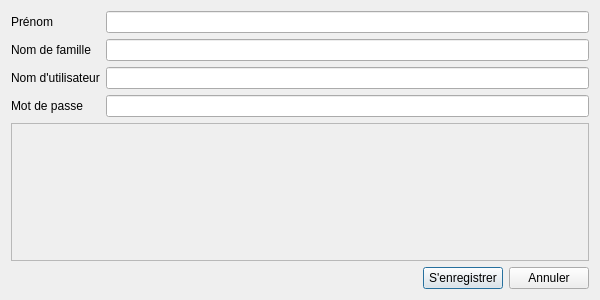
Qt form ui/sign-up.ui (jerome-diver/OC-openFoodFacts) before a commit.
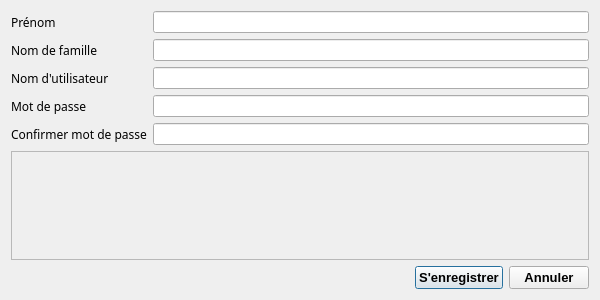
The same form after that commit. Icons and pictures are not drawn.

Patch:
```diff
--- a/ui/sign-up.ui
+++ b/ui/sign-up.ui
@@ -35,8 +35,33 @@
   <layout class="QVBoxLayout" name="verticalLayout">
    <item>
     <layout class="QGridLayout" name="gridLayout">
+     <item row="0" column="0">
+      <widget class="QLabel" name="label_nickname">
+       <property name="font">
+        <font>
+         <family>Ubuntu Condensed</family>
+         <pointsize>9</pointsize>
+        </font>
+       </property>
+       <property name="text">
+        <string>Prénom</string>
+       </property>
+      </widget>
+     </item>
+     <item row="0" column="1">
+      <widget class="QLineEdit" name="nickname"/>
+     </item>
+     <item row="3" column="1">
+      <widget class="QLineEdit" name="password"/>
+     </item>
      <item row="2" column="0">
       <widget class="QLabel" name="label_username">
+       <property name="font">
+        <font>
+         <family>Ubuntu Condensed</family>
+         <pointsize>9</pointsize>
+        </font>
+       </property>
        <property name="text">
         <string>Nom d'utilisateur</string>
        </property>
@@ -44,36 +69,51 @@
      </item>
      <item row="3" column="0">
       <widget class="QLabel" name="label_password">
+       <property name="font">
+        <font>
+         <family>Ubuntu Condensed</family>
+         <pointsize>9</pointsize>
+        </font>
+       </property>
        <property name="text">
         <string>Mot de passe</string>
        </property>
       </widget>
      </item>
-     <item row="0" column="0">
-      <widget class="QLabel" name="label_nickname">
-       <property name="text">
-        <string>Prénom</string>
-       </property>
-      </widget>
-     </item>
      <item row="1" column="0">
       <widget class="QLabel" name="label_familyname">
+       <property name="font">
+        <font>
+         <family>Ubuntu Condensed</family>
+         <pointsize>9</pointsize>
+        </font>
+       </property>
        <property name="text">
         <string>Nom de famille</string>
        </property>
       </widget>
      </item>
-     <item row="0" column="1">
-      <widget class="QLineEdit" name="nickname"/>
-     </item>
      <item row="1" column="1">
       <widget class="QLineEdit" name="familyname"/>
      </item>
      <item row="2" column="1">
       <widget class="QLineEdit" name="username"/>
      </item>
-     <item row="3" column="1">
-      <widget class="QLineEdit" name="password"/>
+     <item row="4" column="1">
+      <widget class="QLineEdit" name="passwd_confirm"/>
+     </item>
+     <item row="4" column="0">
+      <widget class="QLabel" name="label">
+       <property name="font">
+        <font>
+         <family>Ubuntu Condensed</family>
+         <pointsize>9</pointsize>
+        </font>
+       </property>
+       <property name="text">
+        <string>Confirmer mot de passe</string>
+       </property>
+      </widget>
      </item>
     </layout>
    </item>
@@ -136,6 +176,14 @@
      </item>
      <item>
       <widget class="QPushButton" name="record">
+       <property name="font">
+        <font>
+         <family>Ubuntu</family>
+         <pointsize>10</pointsize>
+         <weight>75</weight>
+         <bold>true</bold>
+        </font>
+       </property>
        <property name="text">
         <string>S'enregistrer</string>
        </property>
@@ -143,6 +191,14 @@
      </item>
      <item>
       <widget class="QPushButton" name="cancel">
+       <property name="font">
+        <font>
+         <family>Ubuntu</family>
+         <pointsize>10</pointsize>
+         <weight>75</weight>
+         <bold>true</bold>
+        </font>
+       </property>
        <property name="text">
         <string>Annuler</string>
        </property>
```
